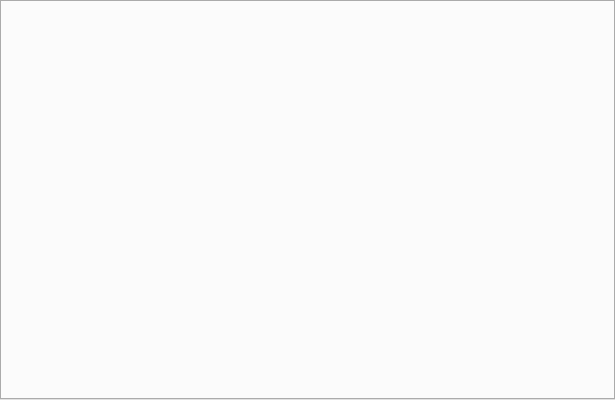
wsy984655628/My_UAV_GS, file uastabbedmenuview.ui: the form before one commit.
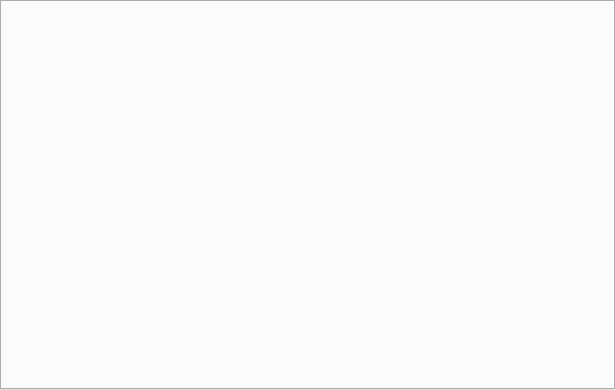
The form after the commit.

```diff
--- a/uastabbedmenuview.ui
+++ b/uastabbedmenuview.ui
@@ -7,7 +7,7 @@
     <x>0</x>
     <y>0</y>
     <width>615</width>
-    <height>400</height>
+    <height>390</height>
    </rect>
   </property>
   <property name="font">
@@ -31,7 +31,7 @@
      <x>0</x>
      <y>0</y>
      <width>615</width>
-     <height>400</height>
+     <height>390</height>
     </rect>
    </property>
    <property name="currentIndex">
```
